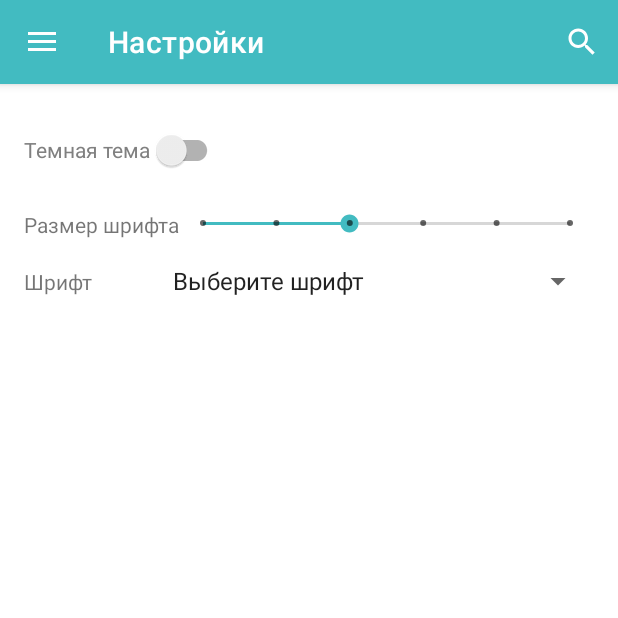
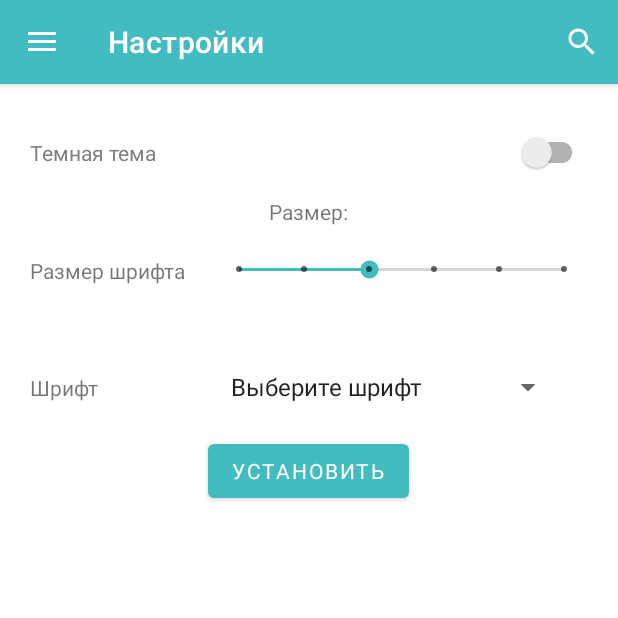
Before and after one commit to HelgaLnz/DiseaseDirectory, an Android app: the fragment OptionsFragment placed in its activity, on a phone screen of 412 x 824 dp, the top half of it. Run offline under Robolectric (Android 15) with nearby library versions, the phone set to English and light mode, and no system bars.

Commit message:
fix font family

```diff
--- a/app/src/main/java/com/example/diseasedirectory/MainActivity.kt
+++ b/app/src/main/java/com/example/diseasedirectory/MainActivity.kt
@@ -1,23 +1,17 @@
 package com.example.diseasedirectory
 
-import android.content.Intent
-import android.graphics.BitmapFactory.Options
 import android.os.Bundle
 import android.view.Menu
 import android.view.MenuItem
 import android.widget.SearchView
-import android.widget.Toast
 import androidx.appcompat.app.ActionBarDrawerToggle
 import androidx.appcompat.app.AppCompatActivity
-import androidx.core.view.isNotEmpty
 import androidx.core.view.isVisible
 import androidx.fragment.app.Fragment
 import com.example.diseasedirectory.adapter.DiseaseAdapter
-import com.example.diseasedirectory.dbutils.DbHelper
-import com.example.diseasedirectory.disease.Disease
 import com.example.diseasedirectory.disease.Singleton
+import com.example.diseasedirectory.typefaceutils.Typeface
 import kotlinx.android.synthetic.main.activity_main.*
-import kotlinx.android.synthetic.main.fragment_disease_list.*
 import kotlinx.android.synthetic.main.fragment_disease_list.view.*
 
 class MainActivity : AppCompatActivity() {
@@ -25,6 +19,9 @@ class MainActivity : AppCompatActivity() {
     lateinit var searchView: SearchView
 
     override fun onCreate(savedInstanceState: Bundle?) {
+        val typeface = Typeface.initialSharedPreferences(this).getString(Typeface.KEY_FONT_FAMILY_STRING, "NoFontFamily")
+        Typeface.setFontFamilyApp(this, Typeface.getFontFamily(typeface!!))
+
         super.onCreate(savedInstanceState)
         setContentView(R.layout.activity_main)
 
--- a/app/src/main/java/com/example/diseasedirectory/OptionsFragment.kt
+++ b/app/src/main/java/com/example/diseasedirectory/OptionsFragment.kt
@@ -1,43 +1,36 @@
 package com.example.diseasedirectory
 
 import android.content.Context
+import android.content.Intent
 import android.content.SharedPreferences
 import android.content.res.Configuration
-import android.content.res.Resources
-import android.graphics.Typeface
-import android.graphics.fonts.Font
-import android.graphics.fonts.FontFamily
-import android.graphics.fonts.FontStyle
 import android.os.Bundle
-import android.text.style.TypefaceSpan
-import android.view.Display.Mode
 import android.view.LayoutInflater
 import android.view.View
 import android.view.ViewGroup
 import android.widget.AdapterView
 import android.widget.ArrayAdapter
+import android.widget.SeekBar
 import androidx.appcompat.app.AppCompatDelegate
-import androidx.core.graphics.TypefaceCompat
-import androidx.core.graphics.TypefaceCompatApi26Impl
-import androidx.core.graphics.TypefaceCompatUtil
+import androidx.core.content.res.ResourcesCompat
 import androidx.fragment.app.Fragment
-import com.example.diseasedirectory.enum.FontName
+import com.example.diseasedirectory.enum.FontFamilyName
+import com.example.diseasedirectory.typefaceutils.Typeface
 import kotlinx.android.synthetic.main.fragment_options.*
 
 class OptionsFragment : Fragment() {
-    private lateinit var sharedPreferences: SharedPreferences
-    private lateinit var editor: SharedPreferences.Editor
+
+    lateinit var editorFontFamily: SharedPreferences.Editor
+    lateinit var preferences: SharedPreferences
 
     companion object{
         private const val SHARED_PREF_NAME = "name"
         private const val KEY_FONT_FAMILY = "FontFamily"
     }
 
-
     override fun onCreateView(
         inflater: LayoutInflater, container: ViewGroup?,
-        savedInstanceState: Bundle?
-    ): View? {
+        savedInstanceState: Bundle?): View? {
         return inflater.inflate(R.layout.fragment_options, container, false)
     }
 
@@ -54,39 +47,70 @@ class OptionsFragment : Fragment() {
             else AppCompatDelegate.setDefaultNightMode(AppCompatDelegate.MODE_NIGHT_NO)
         }
 
-        sharedPreferences = requireContext().getSharedPreferences(SHARED_PREF_NAME, Context.MODE_PRIVATE)
-        editor = sharedPreferences.edit()
+        preferences = requireContext().getSharedPreferences(SHARED_PREF_NAME, Context.MODE_PRIVATE)
+        editorFontFamily = preferences.edit()
+
         changeFontFamily()
+        changeFonSize()
+    }
+
+    private fun changeFonSize() {
+        seekBarFontSize.setOnSeekBarChangeListener(object : SeekBar.OnSeekBarChangeListener{
+            override fun onProgressChanged(seekBar: SeekBar?, progress: Int, fromUser: Boolean) {
+                textFontSize.text = resources.getText(R.string.font_size_number).toString().plus(progress.toString())
+            }
+
+            override fun onStartTrackingTouch(seekBar: SeekBar?) {
+
+            }
+
+            override fun onStopTrackingTouch(seekBar: SeekBar?) {
+
+            }
+
+        })
     }
 
     private fun changeFontFamily(){
         val fontList: List<String> = listOf("Выберите шрифт", "Sans-Sarif", "Caveat", "Lora", "Lora-Italic",
-            "Pacifico", "Rubik", "Rubik-Italic")
+            "Pacifico", "Rubik", "Rubik-Italic", "Default")
 
         val arrayAdapter: ArrayAdapter<String> = ArrayAdapter(requireActivity(), android.R.layout.simple_spinner_item, fontList)
         arrayAdapter.setDropDownViewResource(android.R.layout.simple_spinner_dropdown_item)
         spinnerFontFamily.adapter = arrayAdapter
 
         spinnerFontFamily.onItemSelectedListener = object : AdapterView.OnItemSelectedListener {
+
             override fun onItemSelected(parent: AdapterView<*>?, view: View?, position: Int, id: Long) {
                 if(position != 0){
-                    editor.putInt(KEY_FONT_FAMILY, position)
-                    editor.apply()
+
+                    Typeface.setFontFamilyTextView(requireContext(), position, tvFontFamily)
+                    editorFontFamily.putInt(KEY_FONT_FAMILY, position)
+                    editorFontFamily.apply()
+
                 }
-                var fontFamilyInt = sharedPreferences.getInt(KEY_FONT_FAMILY, 0)
-                spinnerFontFamily.setSelection(fontFamilyInt)
+                    val fontFamilyInt = preferences.getInt(KEY_FONT_FAMILY, 0)
+                    spinnerFontFamily.setSelection(fontFamilyInt)
 
-                when(fontFamilyInt){
-                    1 -> com.example.diseasedirectory.font.Font.setFontApp(requireContext(), FontName.Sans_Serif)
-                    2 -> com.example.diseasedirectory.font.Font.setFontApp(requireContext(), FontName.Caveat)
-                    3 -> com.example.diseasedirectory.font.Font.setFontApp(requireContext(), FontName.Lora)
-                    4 -> com.example.diseasedirectory.font.Font.setFontApp(requireContext(), FontName.Lora_Italic)
-                    5 -> com.example.diseasedirectory.font.Font.setFontApp(requireContext(), FontName.Pacifico)
-                    6 -> com.example.diseasedirectory.font.Font.setFontApp(requireContext(), FontName.Rubik)
-                    7 -> com.example.diseasedirectory.font.Font.setFontApp(requireContext(), FontName.Rubik_Italic)
+                buttonSetOptions.setOnClickListener {
+                    setFontFamily(fontFamilyInt, requireContext())
+                    startActivity(Intent.makeRestartActivityTask(activity?.intent?.component));
                 }
             }
             override fun onNothingSelected(parent: AdapterView<*>?) {}
         }
     }
+
+    fun setFontFamily(fontFamilyInt: Int, context: Context){
+        when(fontFamilyInt){
+            1 -> Typeface.setFontFamilyApp(context, Typeface.getFontFamily(1))
+            2 -> Typeface.setFontFamilyApp(context, Typeface.getFontFamily(2))
+            3 -> Typeface.setFontFamilyApp(context, Typeface.getFontFamily(3))
+            4 -> Typeface.setFontFamilyApp(context, Typeface.getFontFamily(4))
+            5 -> Typeface.setFontFamilyApp(context, Typeface.getFontFamily(5))
+            6 -> Typeface.setFontFamilyApp(context, Typeface.getFontFamily(6))
+            7 -> Typeface.setFontFamilyApp(context, Typeface.getFontFamily(7))
+            8 -> Typeface.setFontFamilyApp(context, Typeface.getFontFamily(8))
+        }
+    }
 }
--- /dev/null
+++ b/app/src/main/java/com/example/diseasedirectory/enum/FontFamilyName.kt
@@ -0,0 +1,3 @@
+package com.example.diseasedirectory.enum
+
+enum class FontFamilyName {Sans_Serif, Caveat, Lora_Italic, Lora, Pacifico, Rubik_Italic, Rubik, sans_default, NoFontFamily}
--- a/app/src/main/java/com/example/diseasedirectory/enum/FontName.kt
+++ /dev/null
@@ -1,3 +0,0 @@
-package com.example.diseasedirectory.enum
-
-enum class FontName {Sans_Serif, Caveat, Lora_Italic, Lora, Pacifico, Rubik_Italic, Rubik}
--- /dev/null
+++ b/app/src/main/java/com/example/diseasedirectory/typefaceutils/Typeface.kt
@@ -0,0 +1,86 @@
+package com.example.diseasedirectory.typefaceutils
+
+import android.content.Context
+import android.content.SharedPreferences
+import android.widget.TextView
+import android.widget.Toast
+import androidx.core.content.res.ResourcesCompat
+import com.example.diseasedirectory.R
+import com.example.diseasedirectory.enum.FontFamilyName
+import java.text.FieldPosition
+
+class Typeface {
+    companion object{
+        var sharedPreferences : SharedPreferences? = null
+        var editor: SharedPreferences.Editor? = null
+        const val KEY_FONT_FAMILY_STRING = "FontFamily"
+        private const val SHARED_PREF_NAME_FONT_FAMILY = "fontFamily"
+
+        fun initialSharedPreferences(context: Context): SharedPreferences {
+            sharedPreferences = context.getSharedPreferences(SHARED_PREF_NAME_FONT_FAMILY, Context.MODE_PRIVATE)
+            return sharedPreferences!!
+        }
+
+        fun setFontFamilyApp(context: Context, font: FontFamilyName) {
+            try {
+                editor = initialSharedPreferences(context).edit()
+                editor!!.putString(KEY_FONT_FAMILY_STRING, font.name)
+                editor!!.apply()
+                when(font){
+                    FontFamilyName.Sans_Serif -> context.setTheme(R.style.Theme_DiseaseDirectory_SansSerif)
+                    FontFamilyName.Caveat -> context.setTheme(R.style.Theme_DiseaseDirectory_Caveat)
+                    FontFamilyName.Lora -> context.setTheme(R.style.Theme_DiseaseDirectory_Lora)
+                    FontFamilyName.Lora_Italic -> context.setTheme(R.style.Theme_DiseaseDirectory_LoraItalic)
+                    FontFamilyName.Pacifico -> context.setTheme(R.style.Theme_DiseaseDirectory_Pacifico)
+                    FontFamilyName.Rubik -> context.setTheme(R.style.Theme_DiseaseDirectory_Rubik)
+                    FontFamilyName.Rubik_Italic -> context.setTheme(R.style.Theme_DiseaseDirectory_RubikItalic)
+                    FontFamilyName.sans_default -> context.setTheme(R.style.Theme_DiseaseDirectory_SansDefault)
+                    else -> context.setTheme(R.style.Theme_DiseaseDirectory_SansDefault)
+                }
+            }catch (e: Exception){
+                Toast.makeText(context, e.message, Toast.LENGTH_LONG).show()
+            }
+        }
+
+        fun setFontFamilyTextView(context: Context, position: Int, textView: TextView){
+            when(position){
+                1 -> textView.typeface = ResourcesCompat.getFont(context, R.font.sans_serif)
+                2 -> textView.typeface = ResourcesCompat.getFont(context, R.font.caveat)
+                3 -> textView.typeface = ResourcesCompat.getFont(context, R.font.lora)
+                4 -> textView.typeface = ResourcesCompat.getFont(context, R.font.lora_italic)
+                5 -> textView.typeface = ResourcesCompat.getFont(context, R.font.pacifico)
+                6 -> textView.typeface = ResourcesCompat.getFont(context, R.font.rubik)
+                7 -> textView.typeface = ResourcesCompat.getFont(context, R.font.rubik_italic)
+                8 -> textView.typeface = android.graphics.Typeface.SANS_SERIF
+            }
+        }
+
+        fun getFontFamily(fontFamilyString: String): FontFamilyName{
+            return when (fontFamilyString) {
+                FontFamilyName.Sans_Serif.name -> FontFamilyName.Sans_Serif
+                FontFamilyName.Caveat.name -> FontFamilyName.Caveat
+                FontFamilyName.Lora.name -> FontFamilyName.Lora
+                FontFamilyName.Lora_Italic.name -> FontFamilyName.Lora_Italic
+                FontFamilyName.Pacifico.name -> FontFamilyName.Pacifico
+                FontFamilyName.Rubik.name -> FontFamilyName.Rubik
+                FontFamilyName.Rubik_Italic.name -> FontFamilyName.Rubik_Italic
+                FontFamilyName.sans_default.name -> FontFamilyName.sans_default
+                else -> FontFamilyName.NoFontFamily
+            }
+        }
+
+        fun getFontFamily(position: Int): FontFamilyName{
+            return when (position) {
+                1 -> FontFamilyName.Sans_Serif
+                2 -> FontFamilyName.Caveat
+                3 -> FontFamilyName.Lora
+                4 -> FontFamilyName.Lora_Italic
+                5 -> FontFamilyName.Pacifico
+                6 -> FontFamilyName.Rubik
+                7 -> FontFamilyName.Rubik_Italic
+                8 -> FontFamilyName.sans_default
+                else -> FontFamilyName.NoFontFamily
+            }
+        }
+    }
+}
--- a/app/src/main/res/layout/fragment_options.xml
+++ b/app/src/main/res/layout/fragment_options.xml
@@ -1,71 +1,92 @@
 <?xml version="1.0" encoding="utf-8"?>
-<RelativeLayout xmlns:android="http://schemas.android.com/apk/res/android"
-    xmlns:app="http://schemas.android.com/apk/res-auto"
+<LinearLayout xmlns:android="http://schemas.android.com/apk/res/android"
     xmlns:tools="http://schemas.android.com/tools"
     android:layout_width="match_parent"
     android:layout_height="match_parent"
     android:orientation="vertical"
     tools:context=".OptionsFragment">
 
+
     <androidx.appcompat.widget.SwitchCompat
         android:id="@+id/switchDarkTheme"
+        android:layout_width="match_parent"
+        android:layout_height="wrap_content"
+        android:layout_marginTop="16dp"
+        android:padding="20dp"
+        android:minHeight="48dp"
+        android:text="@string/dark_theme"
+        android:textColor="#808080"
+        android:textSize="14sp" />
+
+    <TextView
+        android:id="@+id/textFontSize"
         android:layout_width="wrap_content"
         android:layout_height="wrap_content"
-        android:layout_marginStart="16dp"
-        android:layout_marginTop="20dp"
         android:textSize="14sp"
-        android:layout_marginBottom="16sp"
-        android:minHeight="48dp"
-        android:text="@string/dark_theme"
-        android:textColor="#808080" />
+        android:layout_gravity="center"
+        android:text="@string/font_size_number"/>
 
     <LinearLayout
         android:id="@+id/FontSizeLayout"
         android:layout_width="match_parent"
         android:layout_height="wrap_content"
-        android:layout_below="@+id/switchDarkTheme"
-        android:layout_alignStart="@+id/switchDarkTheme"
-        android:layout_marginEnd="16dp"
+        android:padding="20dp"
         android:orientation="horizontal">
 
         <TextView
-            android:id="@+id/textFontSize"
             android:layout_width="wrap_content"
             android:layout_height="wrap_content"
             android:text="@string/font_size"
             android:textSize="14sp" />
 
         <SeekBar
-            android:id="@+id/seekBar"
+            android:id="@+id/seekBarFontSize"
             style="@style/Widget.AppCompat.SeekBar.Discrete"
-            android:layout_width="match_parent"
+            android:layout_width="wrap_content"
             android:layout_height="wrap_content"
+            android:layout_gravity="right"
+            android:layout_marginStart="20dp"
             android:max="5"
+            android:minWidth="230dp"
             android:progress="2" />
+
     </LinearLayout>
 
     <LinearLayout
         android:layout_width="match_parent"
         android:layout_height="wrap_content"
-        android:layout_below="@+id/FontSizeLayout"
-        android:layout_alignStart="@+id/FontSizeLayout"
-        android:layout_alignEnd="@+id/FontSizeLayout"
         android:layout_marginTop="16dp"
+        android:padding="20dp"
         android:orientation="horizontal">
 
         <TextView
+            android:id="@+id/tvFontFamily"
             android:layout_width="wrap_content"
             android:layout_height="wrap_content"
             android:text="@string/font_family"
-            android:textSize="14sp"
-            />
+            android:layout_marginEnd="80dp"
+            android:textSize="14sp" />
 
         <Spinner
             android:id="@+id/spinnerFontFamily"
-            android:layout_width="match_parent"
-            android:layout_height="wrap_content"
-            android:layout_marginStart="45sp" />
+            android:layout_width="230dp"
+            android:layout_height="wrap_content" />
+
+    </LinearLayout>
+
+    <LinearLayout
+        android:layout_width="match_parent"
+        android:layout_height="wrap_content"
+        android:gravity="center">
+
+        <Button
+        android:id="@+id/buttonSetOptions"
+        android:layout_width="wrap_content"
+        android:layout_height="wrap_content"
+        android:gravity="center_vertical"
+        android:text="@string/set_button_text" />
+
     </LinearLayout>
 
 
-</RelativeLayout>
+</LinearLayout>
--- a/app/src/main/res/values/strings.xml
+++ b/app/src/main/res/values/strings.xml
@@ -28,4 +28,6 @@
     <string name="title_app_author">Автор: Ланц Ольга\t\nстудентка МГГТК ВО АГУ группы ИС - 33</string>
     <string name="font_size">Размер шрифта</string>
     <string name="font_family">Шрифт</string>
+    <string name="set_button_text">Установить</string>
+    <string name="font_size_number">Размер:</string>
 </resources>
--- a/app/src/main/res/values/themes.xml
+++ b/app/src/main/res/values/themes.xml
@@ -42,6 +42,10 @@
         <item name="fontFamily">@font/sans_serif</item>
     </style>
 
+    <style name="Theme.DiseaseDirectory.SansDefault" parent="Theme.DiseaseDirectory">
+        <item name="fontFamily">sans-serif</item>
+    </style>
+
     <style name="SplashTheme" parent="Theme.AppCompat.DayNight.NoActionBar">
         <item name="colorPrimaryVariant">@color/primary_color_variant</item>
         <item name="android:statusBarColor">?attr/colorPrimaryVariant</item>
```
Also changed, not shown: app/src/main/java/com/example/diseasedirectory/font/Typeface.kt (deleted, +0 -36 lines).
